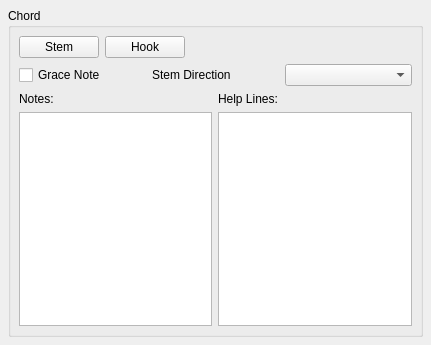
Before: the Qt Designer form mscore/mscore/chord.ui in musescore/musescore-old, drawn with Qt 5.
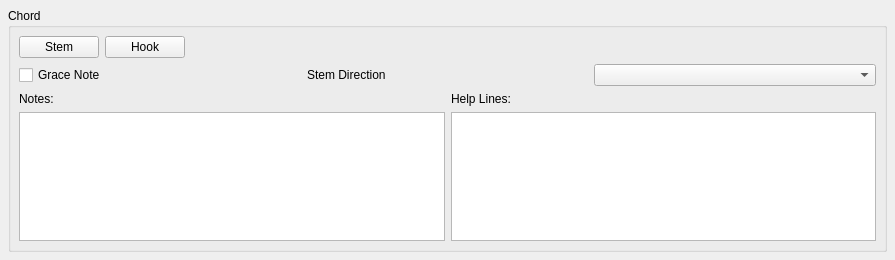
After: the same form once the commit is applied.

```diff
--- a/mscore/mscore/chord.ui
+++ b/mscore/mscore/chord.ui
@@ -5,8 +5,8 @@
    <rect>
     <x>0</x>
     <y>0</y>
-    <width>431</width>
-    <height>345</height>
+    <width>895</width>
+    <height>260</height>
    </rect>
   </property>
   <property name="windowTitle" >
```
